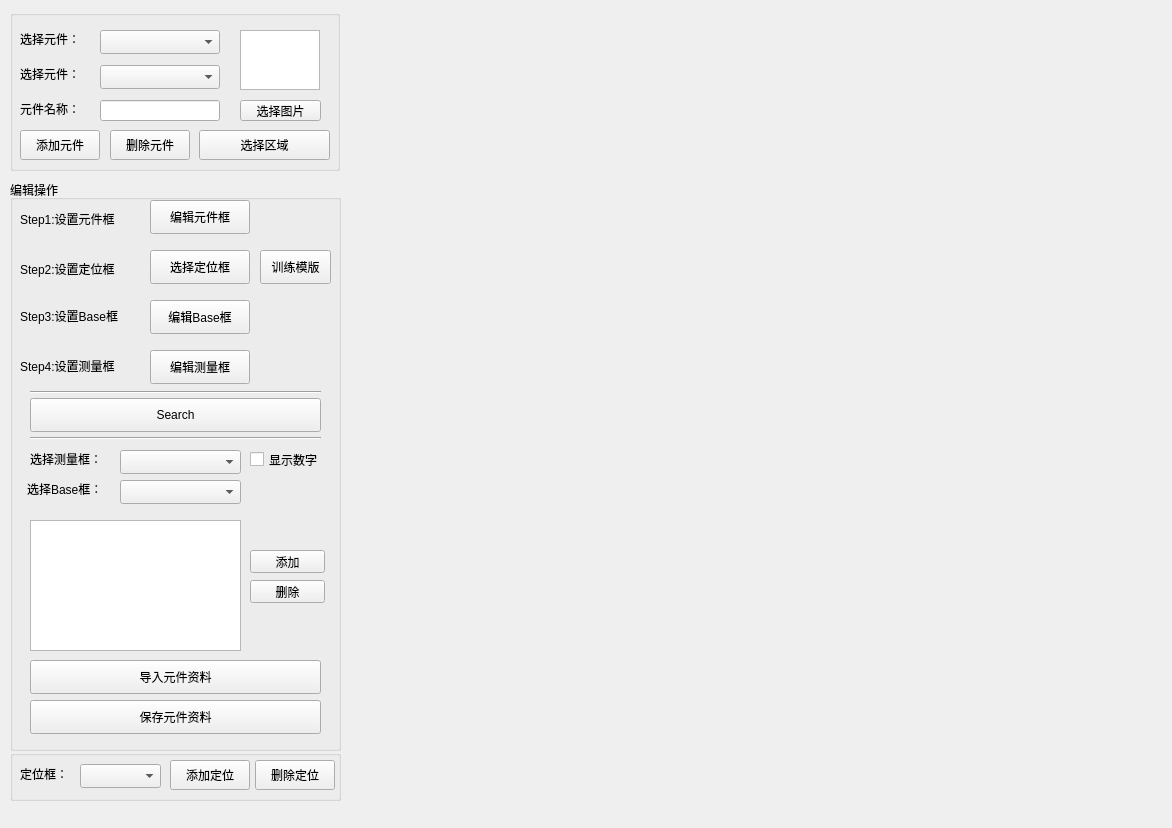
Qt form VisionDetect/VLCellEditor.ui (chuandongxu/AOI) before a commit.
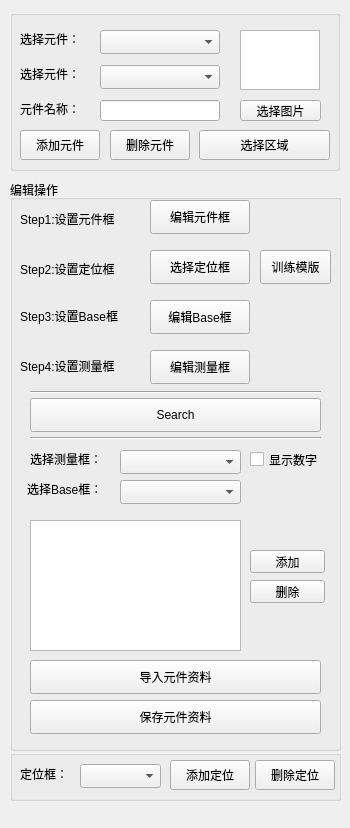
The same form after that commit.

Patch:
```diff
--- a/VisionDetect/VLCellEditor.ui
+++ b/VisionDetect/VLCellEditor.ui
@@ -6,7 +6,7 @@
    <rect>
     <x>0</x>
     <y>0</y>
-    <width>1172</width>
+    <width>350</width>
     <height>828</height>
    </rect>
   </property>
@@ -453,17 +453,6 @@
     </property>
    </widget>
   </widget>
-  <widget class="QWidget" name="verticalLayoutWidget">
-   <property name="geometry">
-    <rect>
-     <x>350</x>
-     <y>20</y>
-     <width>801</width>
-     <height>761</height>
-    </rect>
-   </property>
-   <layout class="QVBoxLayout" name="verticalLayout"/>
-  </widget>
   <widget class="QGroupBox" name="groupBox_2">
    <property name="geometry">
     <rect>
```
